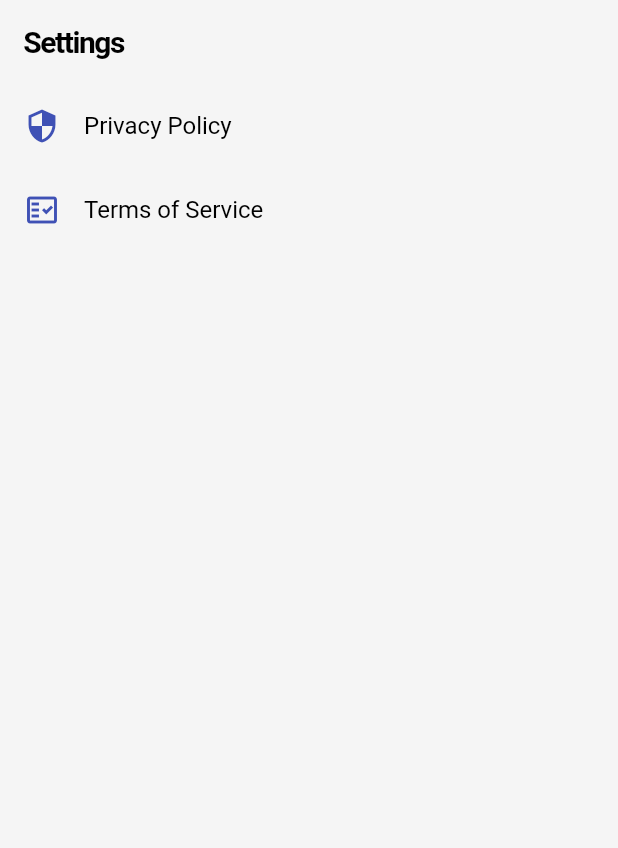
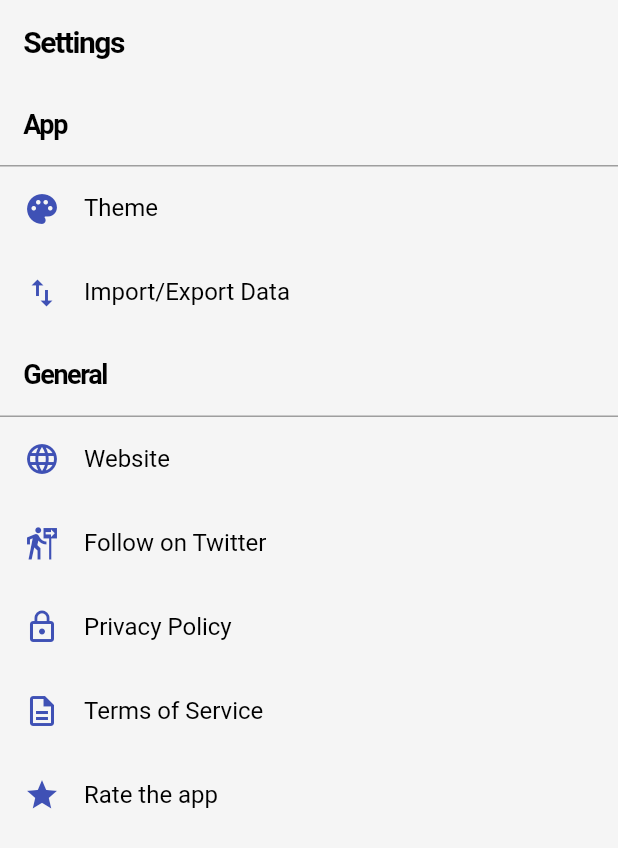
Before and after one commit to ivantrj/BookAppFlutter, a Flutter app: the SettingsPage screen opened by its route, on a phone screen of 412 x 824 dp. Shown: the top 848 px of the screen. Run offline on Flutter 3.47's test engine with Material 3 defaults, Android fonts, the phone set to English and light mode, and no system bars; our stand-ins replace flutter_slidable, go_router, modal_bottom_sheet, sqflite; accounts and stored records are empty.

Commit message:
settings page add items

```diff
--- a/lib/screens/settings_page.dart
+++ b/lib/screens/settings_page.dart
@@ -10,17 +10,51 @@ class SettingsPage extends StatelessWidget {
       appBar: AppBar(
         title: const Text('Settings'),
       ),
-      body: Column(
-        crossAxisAlignment: CrossAxisAlignment.stretch,
+      body: ListView(
         children: [
+          Padding(
+            padding: const EdgeInsets.all(16.0),
+            child: Text('App', style: Theme.of(context).textTheme.titleMedium),
+          ),
+          const Divider(),
           SettingsTile(
-            icon: Icons.security_outlined,
+            icon: Icons.palette,
+            label: 'Theme',
+            onTap: () {},
+          ),
+          SettingsTile(
+            icon: Icons.import_export,
+            label: 'Import/Export Data',
+            onTap: () {},
+          ),
+          Padding(
+            padding: const EdgeInsets.all(16.0),
+            child: Text('General', style: Theme.of(context).textTheme.titleMedium),
+          ),
+          const Divider(),
+          SettingsTile(
+            icon: Icons.language,
+            label: 'Website',
+            onTap: () {},
+          ),
+          SettingsTile(
+            icon: Icons.follow_the_signs,
+            label: 'Follow on Twitter',
+            onTap: () {},
+          ),
+          SettingsTile(
+            icon: Icons.lock_outline,
             label: 'Privacy Policy',
             onTap: () {},
           ),
           SettingsTile(
-            icon: Icons.fact_check_outlined,
+            icon: Icons.description_outlined,
             label: 'Terms of Service',
+            onTap: () {},
+          ),
+          SettingsTile(
+            icon: Icons.star,
+            label: 'Rate the app',
             onTap: () {},
           ),
         ],
```
Also changed, not shown: 1 other file.
